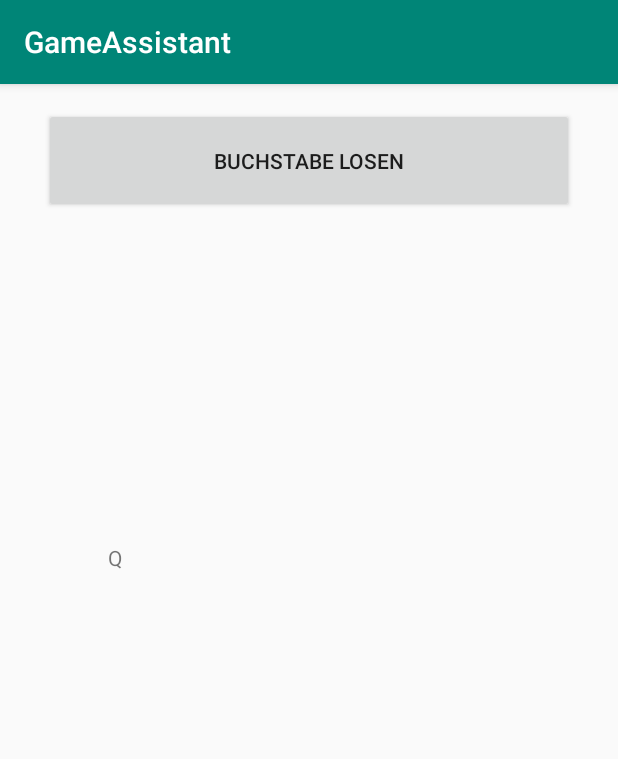
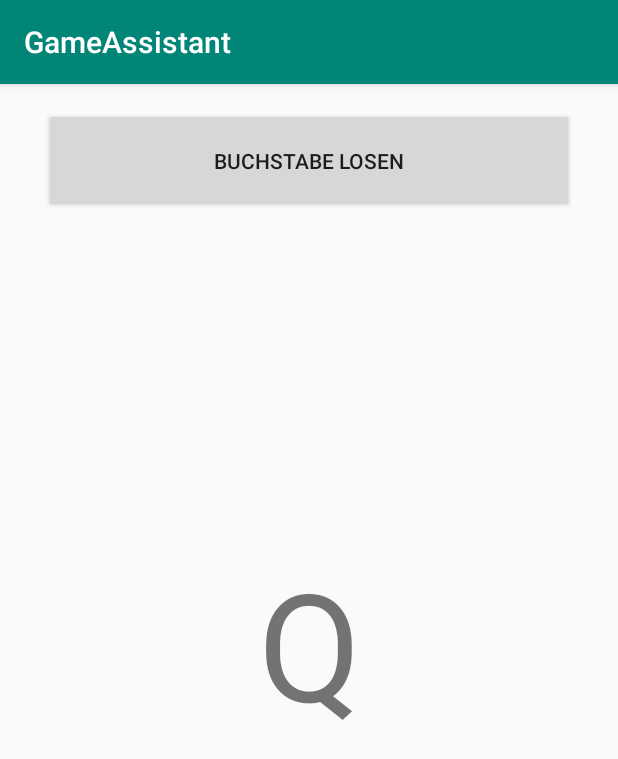
Before and after one commit to Hotzenplotz1337/App, an Android app: the StadtLandFluss screen opened directly, with no data from a screen before it, after a tap on "BUCHSTABE LOSEN", on a phone screen of 412 x 824 dp. Shown: the top 759 px of the screen. Run offline under Robolectric (Android 15) with nearby library versions, the phone set to English and light mode, and no system bars.

Commit message:
Mehr Änderungen

```diff
--- a/app/src/main/res/layout/activity_main.xml
+++ b/app/src/main/res/layout/activity_main.xml
@@ -15,6 +15,7 @@
         android:scaleType="fitXY"
         android:src="@drawable/wuerfeln"
         android:visibility="visible"
+        android:onClick="wuerfeln"
         app:layout_constraintBottom_toBottomOf="parent"
         app:layout_constraintEnd_toEndOf="parent"
         app:layout_constraintStart_toStartOf="parent"
@@ -26,6 +27,7 @@
         android:layout_height="0dp"
         android:scaleType="fitXY"
         android:visibility="visible"
+        android:onClick="losen"
         app:layout_constraintBottom_toBottomOf="parent"
         app:layout_constraintEnd_toEndOf="parent"
         app:layout_constraintHorizontal_bias="0.512"
@@ -39,6 +41,7 @@
         android:layout_height="0dp"
         android:scaleType="fitXY"
         android:visibility="visible"
+        android:onClick="rechner"
         app:layout_constraintBottom_toBottomOf="parent"
         app:layout_constraintEnd_toEndOf="parent"
         app:layout_constraintHorizontal_bias="0.808"
@@ -52,6 +55,7 @@
         android:layout_height="0dp"
         android:scaleType="fitXY"
         android:visibility="visible"
+        android:onClick="stadtlandfluss"
         app:layout_constraintBottom_toBottomOf="parent"
         app:layout_constraintEnd_toEndOf="parent"
         app:layout_constraintStart_toStartOf="parent"
--- a/app/src/main/res/layout/activity_stadt_land_fluss.xml
+++ b/app/src/main/res/layout/activity_stadt_land_fluss.xml
@@ -27,7 +27,8 @@
         android:layout_marginTop="32dp"
         android:layout_marginEnd="60dp"
         android:layout_marginBottom="32dp"
-        android:text="TextView"
+        android:textAlignment="center"
+        android:textSize="100sp"
         app:layout_constraintBottom_toBottomOf="parent"
         app:layout_constraintEnd_toEndOf="parent"
         app:layout_constraintStart_toStartOf="parent"
```
Also changed, not shown: app/src/main/java/de/ml/gameassistant/MainActivity.java (+16 -18 lines).
